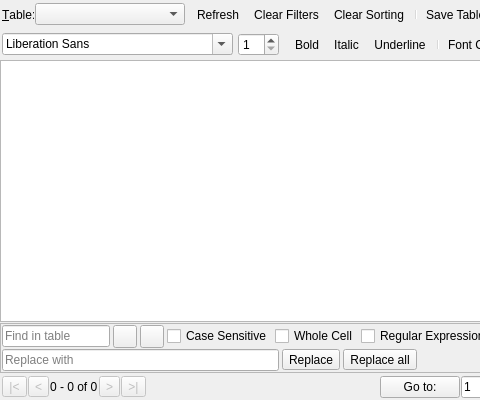
Before: the Qt Designer form src/TableBrowser.ui in sqlitebrowser/sqlitebrowser, drawn with Qt 5; both pictures show x 0 to 480 and y 0 to 400 of the 695 by 400 pixel window.
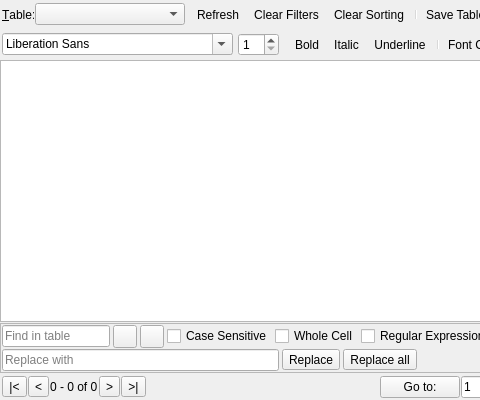
After: the same form once the commit is applied. Icons and pictures are not drawn. Custom widgets are drawn as their Qt base class.

Commit message:
Allow multiple TableBrowser tabs in the Browse Data tab
This adds a new tab widget inside the Browse Data tab which allows you
to create multiple TableBrowser widgets. This way you can browse
multiple tables at the same time and switch between them.

I don't consider this done. The UI for this is likely to change in the
future. This commit is just a first step towards this goal.

See issue #2283.

Diff of the .ui file:
```diff
--- a/src/TableBrowser.ui
+++ b/src/TableBrowser.ui
@@ -449,9 +449,6 @@
      </property>
      <item>
       <widget class="QToolButton" name="buttonBegin">
-       <property name="enabled">
-        <bool>false</bool>
-       </property>
        <property name="toolTip">
         <string>&lt;html&gt;&lt;head/&gt;&lt;body&gt;&lt;p&gt;Scroll to the beginning&lt;/p&gt;&lt;/body&gt;&lt;/html&gt;</string>
        </property>
@@ -469,9 +466,6 @@
      </item>
      <item>
       <widget class="QToolButton" name="buttonPrevious">
-       <property name="enabled">
-        <bool>false</bool>
-       </property>
        <property name="toolTip">
         <string>Scroll one page upwards</string>
        </property>
@@ -496,9 +490,6 @@
      </item>
      <item>
       <widget class="QToolButton" name="buttonNext">
-       <property name="enabled">
-        <bool>false</bool>
-       </property>
        <property name="toolTip">
         <string>Scroll one page downwards</string>
        </property>
@@ -516,9 +507,6 @@
      </item>
      <item>
       <widget class="QToolButton" name="buttonEnd">
-       <property name="enabled">
-        <bool>false</bool>
-       </property>
        <property name="toolTip">
         <string>Scroll to the end</string>
        </property>
```
The commit also changes 5 other files.
